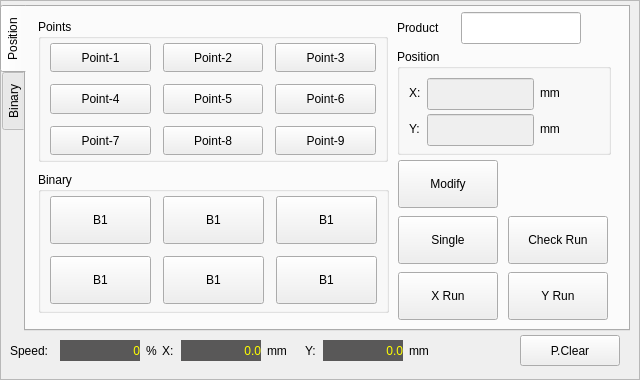
First picture: the form in hcmanualoperation/ichcmanualoperationpageframe.ui, repository GaussCheng/2-5AxisPunch, before the edit.
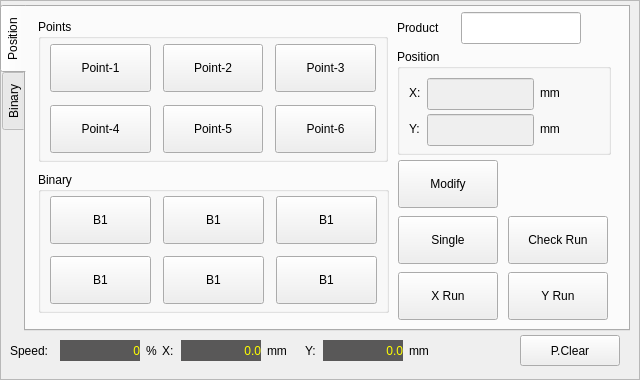
Second picture: the form after the edit. Custom widgets are drawn as their Qt base class.

Diff of the .ui file:
```diff
--- a/hcmanualoperation/ichcmanualoperationpageframe.ui
+++ b/hcmanualoperation/ichcmanualoperationpageframe.ui
@@ -614,81 +614,6 @@
         </attribute>
        </widget>
       </item>
-      <item row="2" column="0">
-       <widget class="QPushButton" name="point7">
-        <property name="sizePolicy">
-         <sizepolicy hsizetype="Minimum" vsizetype="Expanding">
-          <horstretch>0</horstretch>
-          <verstretch>0</verstretch>
-         </sizepolicy>
-        </property>
-        <property name="maximumSize">
-         <size>
-          <width>16777215</width>
-          <height>48</height>
-         </size>
-        </property>
-        <property name="text">
-         <string>Point-7</string>
-        </property>
-        <property name="checkable">
-         <bool>true</bool>
-        </property>
-        <attribute name="buttonGroup">
-         <string>buttonGroup</string>
-        </attribute>
-       </widget>
-      </item>
-      <item row="2" column="1">
-       <widget class="QPushButton" name="point8">
-        <property name="sizePolicy">
-         <sizepolicy hsizetype="Minimum" vsizetype="Expanding">
-          <horstretch>0</horstretch>
-          <verstretch>0</verstretch>
-         </sizepolicy>
-        </property>
-        <property name="maximumSize">
-         <size>
-          <width>16777215</width>
-          <height>48</height>
-         </size>
-        </property>
-        <property name="text">
-         <string>Point-8</string>
-        </property>
-        <property name="checkable">
-         <bool>true</bool>
-        </property>
-        <attribute name="buttonGroup">
-         <string>buttonGroup</string>
-        </attribute>
-       </widget>
-      </item>
-      <item row="2" column="2">
-       <widget class="QPushButton" name="point9">
-        <property name="sizePolicy">
-         <sizepolicy hsizetype="Minimum" vsizetype="Expanding">
-          <horstretch>0</horstretch>
-          <verstretch>0</verstretch>
-         </sizepolicy>
-        </property>
-        <property name="maximumSize">
-         <size>
-          <width>16777215</width>
-          <height>48</height>
-         </size>
-        </property>
-        <property name="text">
-         <string>Point-9</string>
-        </property>
-        <property name="checkable">
-         <bool>true</bool>
-        </property>
-        <attribute name="buttonGroup">
-         <string>buttonGroup</string>
-        </attribute>
-       </widget>
-      </item>
      </layout>
     </widget>
    </widget>
```
